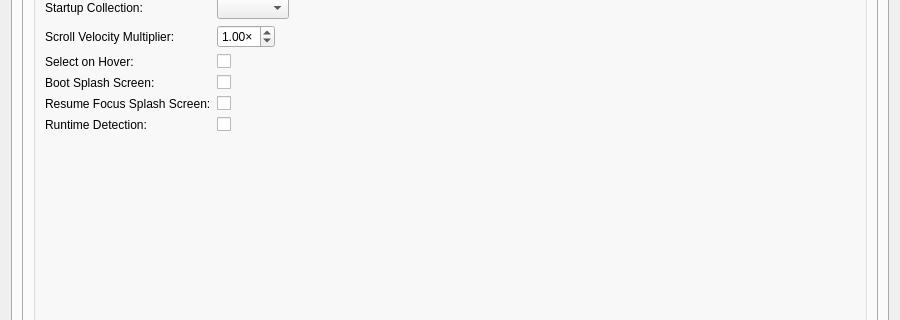
Old version of the form src/ui/dialogs/settingsdialog.ui in the repository EtherAura/Kartend; both pictures show x 0 to 900 and y 416 to 736 of the 900 by 861 pixel window.
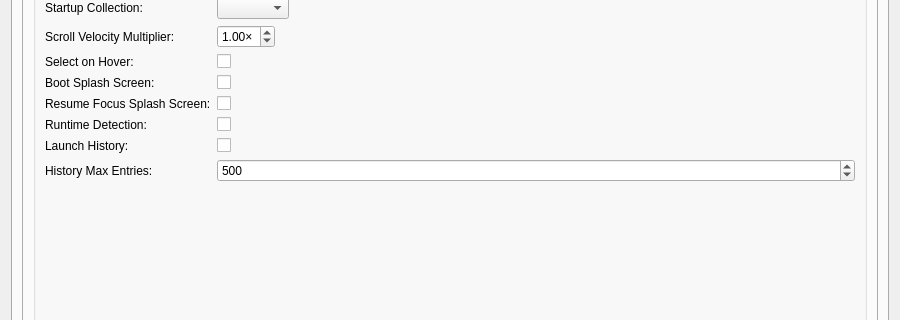
New version of the form. The open tabs and pages were chosen to show the change. Icons and pictures are not drawn.

Commit message: feat(history): chronological launch history log [Kartend-fse]

Diff of the .ui file:
```diff
--- a/src/ui/dialogs/settingsdialog.ui
+++ b/src/ui/dialogs/settingsdialog.ui
@@ -1774,6 +1774,46 @@
               </property>
              </widget>
             </item>
+            <item row="17" column="0">
+             <widget class="QLabel" name="historyEnabledLabel">
+              <property name="text">
+               <string>Launch History:</string>
+              </property>
+             </widget>
+            </item>
+            <item row="17" column="1">
+             <widget class="QCheckBox" name="historyEnabledCheckBox">
+              <property name="toolTip">
+               <string>Record a chronological log of every successful launch. Disabling stops new entries; existing entries remain until cleared from the Statistics dialog.</string>
+              </property>
+             </widget>
+            </item>
+            <item row="18" column="0">
+             <widget class="QLabel" name="historyMaxEntriesLabel">
+              <property name="text">
+               <string>History Max Entries:</string>
+              </property>
+             </widget>
+            </item>
+            <item row="18" column="1">
+             <widget class="QSpinBox" name="historyMaxEntriesSpinBox">
+              <property name="toolTip">
+               <string>After each launch, oldest entries above this count are deleted. Range: 10–50000.</string>
+              </property>
+              <property name="minimum">
+               <number>10</number>
+              </property>
+              <property name="maximum">
+               <number>50000</number>
+              </property>
+              <property name="singleStep">
+               <number>50</number>
+              </property>
+              <property name="value">
+               <number>500</number>
+              </property>
+             </widget>
+            </item>
                 </layout>
                </item>
               <item>
```
The commit also changes 18 other files.
